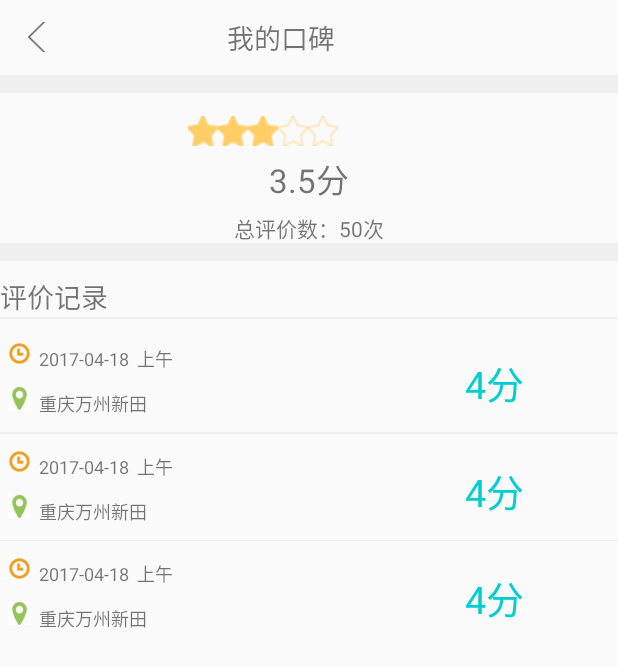
After one commit to yu1002139909/MaoAaYi, an Android app: the KouBeiActivty screen opened directly, with no data from a screen before it, on a phone screen of 412 x 824 dp. The commit adds this screen. Shown: the top 667 px of the screen. Run offline under Robolectric (Android 15) with nearby library versions, the phone set to English and light mode, and no system bars.

Commit message:
我的口碑，个人中心的完善

```diff
--- a/app/src/main/AndroidManifest.xml
+++ b/app/src/main/AndroidManifest.xml
@@ -28,6 +28,7 @@
         <activity android:name=".activty.MainActivity"></activity>
         <activity android:name=".activty.ListActity"></activity>
         <activity android:name=".activty.PaiHangActivty"></activity>
+        <activity android:name=".activty.KouBeiActivty"></activity>
     </application>
 
 </manifest>
--- a/app/src/main/java/edu/cqvie/cn/maoaayi/activty/ContentFragment.java
+++ b/app/src/main/java/edu/cqvie/cn/maoaayi/activty/ContentFragment.java
@@ -1,24 +1,37 @@
 package edu.cqvie.cn.maoaayi.activty;
 
 import android.content.Context;
+import android.content.Intent;
 import android.os.Bundle;
 import android.support.v4.app.Fragment;
 import android.view.LayoutInflater;
 import android.view.View;
 import android.view.ViewGroup;
+import android.widget.ImageView;
 
 import edu.cqvie.cn.maoaayi.R;
 
 
 public class ContentFragment extends Fragment {
-
+    private ImageView ivkb;
     public void onCreate(Bundle savedInstanceState) {
         super.onCreate(savedInstanceState);
     }
 
     public View onCreateView(LayoutInflater inflater, ViewGroup container,
                              Bundle savedInstanceState) {
-        return inflater.inflate(R.layout.fragment_content, container, false);
+        View view  = inflater.inflate(R.layout.fragment_content, container, false);
+        ivkb =(ImageView)view.findViewById(R.id.iv_kb);
+        ivkb.setOnClickListener(new View.OnClickListener() {
+            @Override
+            public void onClick(View v) {
+                Intent intent = new Intent();
+                intent.setClass(getActivity(),KouBeiActivty.class);
+                ContentFragment.this.startActivity(intent);
+            }
+        });
+
+        return view;
     }
 
 
--- a/app/src/main/java/edu/cqvie/cn/maoaayi/activty/IndexFragment.java
+++ b/app/src/main/java/edu/cqvie/cn/maoaayi/activty/IndexFragment.java
@@ -41,7 +41,7 @@ public class IndexFragment extends Fragment {
     }
     public View onCreateView(LayoutInflater inflater, ViewGroup container,
                              Bundle savedInstanceState) {
-        View view = inflater.inflate(R.layout.fragment_index, container, false);;
+        View view = inflater.inflate(R.layout.fragment_index, container, false);
         ayhead = (ImageView)view.findViewById(R.id.m_ayhear);
         orderNum = (TextView)view.findViewById(R.id.t_orderNum);
         goodpj = (TextView) view.findViewById(R.id.t_googpj);
@@ -94,7 +94,7 @@ public class IndexFragment extends Fragment {
 
 
                                                                                                                       };
-                                                                                                                     Intent intent = new Intent();
+                                                                                                                      Intent intent = new Intent();
 
                                                                                                                       Bundle b = new Bundle();
                                                                                                                       b.putStringArray("userId", strlist);
--- /dev/null
+++ b/app/src/main/java/edu/cqvie/cn/maoaayi/activty/KouBeiActivty.java
@@ -0,0 +1,17 @@
+package edu.cqvie.cn.maoaayi.activty;
+
+import android.app.Activity;
+import android.os.Bundle;
+
+import edu.cqvie.cn.maoaayi.R;
+
+/**
+ * Created by yuyu on 2017/6/22.
+ */
+public class KouBeiActivty extends Activity {
+    @Override
+    protected void onCreate(Bundle savedInstanceState) {
+        setContentView(R.layout.koubei_layout);
+        super.onCreate(savedInstanceState);
+    }
+}
--- a/app/src/main/res/drawable/rating_bar.xml
+++ b/app/src/main/res/drawable/rating_bar.xml
@@ -2,9 +2,9 @@
 
     <layer-list xmlns:android="http://schemas.android.com/apk/res/android">
         <item android:id="@+android:id/background"
-            android:drawable="@drawable/star_empty"></item>
+            android:drawable="@drawable/star2"></item>
         <item android:id="@+android:id/secondaryProgress"
-            android:drawable="@drawable/star_half"></item>
+            android:drawable="@drawable/start3"></item>
         <item android:id="@+android:id/progress"
-            android:drawable="@drawable/star_full"></item>
+            android:drawable="@drawable/star1"></item>
 </layer-list>
--- a/app/src/main/res/layout/fragment_content.xml
+++ b/app/src/main/res/layout/fragment_content.xml
@@ -72,8 +72,8 @@
         </LinearLayout>
         <RatingBar
         style="@style/roomRatingBar"
-        android:layout_width="match_parent"
-        android:layout_height="40dp"
+        android:layout_width="120dp"
+        android:layout_height="20dp"
         android:layout_gravity="center_vertical"
         android:numStars="5"
         android:rating="3" />
@@ -264,6 +264,7 @@
                 android:textSize="16sp"
                 />
             <ImageView
+                android:id="@+id/iv_kb"
                 android:layout_width="wrap_content"
                 android:layout_height="20dp"
                 android:src="@drawable/arrow_right"
@@ -275,7 +276,7 @@
     </LinearLayout>
       <View  android:layout_height="1px"
         android:layout_width="match_parent"
-        android:background="#66CCFF"
+        android:background="#EFEFEF"
         />
     <LinearLayout
         android:layout_width="match_parent"
--- /dev/null
+++ b/app/src/main/res/layout/koubei_layout.xml
@@ -0,0 +1,303 @@
+<?xml version="1.0" encoding="utf-8"?>
+<LinearLayout xmlns:android="http://schemas.android.com/apk/res/android"
+    android:layout_width="match_parent"
+    android:layout_height="match_parent"
+    android:orientation="vertical"
+    >
+    <LinearLayout
+        android:layout_width="match_parent"
+        android:layout_height="50dp"
+        android:orientation="horizontal"
+        >
+        <ImageView
+            android:layout_width="wrap_content"
+            android:layout_height="20dp"
+            android:layout_gravity="center_vertical"
+            android:src="@drawable/top_back"
+            android:layout_marginLeft="15dp"
+            />
+        <TextView
+            android:layout_width="wrap_content"
+            android:layout_height="wrap_content"
+            android:text="我的口碑"
+            android:textSize="18sp"
+            android:layout_marginLeft="118dp"
+            android:layout_gravity="center_vertical"
+            />
+    </LinearLayout>
+    <RelativeLayout
+        android:layout_width="match_parent"
+        android:layout_height="12dp"
+        android:background="#EFEFEF"
+        android:layout_alignParentBottom="true"
+        />
+    <LinearLayout
+        android:layout_width="match_parent"
+        android:layout_height="100dp"
+        android:orientation="vertical"
+        >
+        <RatingBar
+            android:layout_marginTop="15dp"
+            style="@style/roomRatingBar"
+            android:layout_width="100dp"
+            android:layout_height="20dp"
+            android:layout_gravity="center_vertical"
+            android:numStars="5"
+            android:layout_marginLeft="125dp"
+            android:rating="3" />
+        <TextView
+            android:layout_marginTop="5dp"
+            android:layout_width="wrap_content"
+            android:layout_height="wrap_content"
+            android:text="3.5分"
+            android:textSize="22sp"
+            android:layout_gravity="center_horizontal"
+            />
+        <TextView
+            android:layout_marginTop="5dp"
+            android:layout_width="wrap_content"
+            android:layout_height="wrap_content"
+            android:text="总评价数：50次"
+            android:layout_gravity="center_horizontal"
+            />
+    </LinearLayout>
+    <RelativeLayout
+        android:layout_width="match_parent"
+        android:layout_height="12dp"
+        android:background="#EFEFEF"
+        android:layout_alignParentBottom="true"
+        />
+    <LinearLayout
+        android:layout_width="match_parent"
+        android:layout_height="250dp"
+        android:orientation="vertical"
+        >
+     <TextView
+         android:layout_width="wrap_content"
+         android:layout_height="wrap_content"
+         android:text="评价记录"
+         android:layout_marginTop="10dp"
+         android:textSize="18sp"
+         />
+        <View  android:layout_height="2px"
+            android:layout_width="match_parent"
+            android:background="#EFEFEF"
+        />
+        <LinearLayout
+            android:layout_marginTop="10dp"
+            android:layout_width="match_parent"
+            android:layout_height="65dp"
+            android:orientation="horizontal"
+            >
+            <LinearLayout
+                android:layout_width="200dp"
+                android:layout_height="match_parent"
+                android:orientation="vertical"
+                >
+                <LinearLayout
+                    android:layout_width="200dp"
+                    android:layout_height="30dp"
+                    android:orientation="horizontal"
+                    >
+                    <ImageView
+                        android:layout_marginTop="5dp"
+                        android:layout_width="15dp"
+                        android:layout_height="15dp"
+                        android:src="@drawable/ic_time"
+                        android:layout_marginLeft="5dp"
+                        />
+                    <TextView
+                        android:layout_marginLeft="5dp"
+                        android:layout_marginTop="7dp"
+                        android:layout_width="wrap_content"
+                        android:layout_height="wrap_content"
+                        android:id="@+id/t_date"
+                        android:text="2017-04-18  上午"
+                        android:textSize="12dp"
+                        />
+                </LinearLayout>
+
+                <LinearLayout
+                    android:layout_width="match_parent"
+                    android:layout_height="30dp"
+                    android:orientation="horizontal"
+                    >
+                    <ImageView
+                        android:layout_marginTop="5dp"
+                        android:layout_width="15dp"
+                        android:layout_height="15dp"
+                        android:src="@drawable/ic_address"
+                        android:layout_marginLeft="5dp"
+                        />
+                    <TextView
+                        android:layout_marginLeft="5dp"
+                        android:layout_marginTop="7dp"
+                        android:layout_width="wrap_content"
+                        android:layout_height="wrap_content"
+                        android:id="@+id/t_orderAddres"
+                        android:text="重庆万州新田"
+                        android:textSize="12dp"
+                        />
+                </LinearLayout>
+            </LinearLayout>
+            <TextView
+            android:layout_width="wrap_content"
+            android:layout_height="wrap_content"
+            android:text="4分"
+            android:layout_marginLeft="110dp"
+            android:textSize="25sp"
+            android:layout_gravity="center_vertical"
+            android:textColor="#00CED1"
+            />
+        </LinearLayout>
+        <View
+            android:layout_height="2px"
+            android:layout_width="match_parent"
+            android:background="#EFEFEF"
+            />
+        <LinearLayout
+            android:layout_marginTop="5dp"
+            android:layout_width="match_parent"
+            android:layout_height="65dp"
+            android:orientation="horizontal"
+            >
+            <LinearLayout
+                android:layout_width="200dp"
+                android:layout_height="match_parent"
+                android:orientation="vertical"
+                >
+                <LinearLayout
+                    android:layout_width="200dp"
+                    android:layout_height="30dp"
+                    android:orientation="horizontal"
+                    >
+                    <ImageView
+                        android:layout_marginTop="5dp"
+                        android:layout_width="15dp"
+                        android:layout_height="15dp"
+                        android:src="@drawable/ic_time"
+                        android:layout_marginLeft="5dp"
+                        />
+                    <TextView
+                        android:layout_marginLeft="5dp"
+                        android:layout_marginTop="7dp"
+                        android:layout_width="wrap_content"
+                        android:layout_height="wrap_content"
+                        android:id="@+id/t_date"
+                        android:text="2017-04-18  上午"
+                        android:textSize="12dp"
+                        />
+                </LinearLayout>
+
+                <LinearLayout
+                    android:layout_width="match_parent"
+                    android:layout_height="30dp"
+                    android:orientation="horizontal"
+                    >
+                    <ImageView
+                        android:layout_marginTop="5dp"
+                        android:layout_width="15dp"
+                        android:layout_height="15dp"
+                        android:src="@drawable/ic_address"
+                        android:layout_marginLeft="5dp"
+                        />
+                    <TextView
+                        android:layout_marginLeft="5dp"
+                        android:layout_marginTop="7dp"
+                        android:layout_width="wrap_content"
+                        android:layout_height="wrap_content"
+                        android:id="@+id/t_orderAddres"
+                        android:text="重庆万州新田"
+                        android:textSize="12dp"
+                        />
+                </LinearLayout>
+            </LinearLayout>
+            <TextView
+                android:layout_width="wrap_content"
+                android:layout_height="wrap_content"
+                android:text="4分"
+                android:layout_marginLeft="110dp"
+                android:textSize="25sp"
+                android:layout_gravity="center_vertical"
+                android:textColor="#00CED1"
+                />
+        </LinearLayout>
+        <View
+            android:layout_height="1px"
+            android:layout_width="match_parent"
+            android:background="#EFEFEF"
+            />
+        <LinearLayout
+            android:layout_marginTop="5dp"
+            android:layout_width="match_parent"
+            android:layout_height="65dp"
+            android:orientation="horizontal"
+            >
+            <LinearLayout
+                android:layout_width="200dp"
+                android:layout_height="match_parent"
+                android:orientation="vertical"
+                >
+                <LinearLayout
+                    android:layout_width="200dp"
+                    android:layout_height="30dp"
+                    android:orientation="horizontal"
+                    >
+                    <ImageView
+                        android:layout_marginTop="5dp"
+                        android:layout_width="15dp"
+                        android:layout_height="15dp"
+                        android:src="@drawable/ic_time"
+                        android:layout_marginLeft="5dp"
+                        />
+                    <TextView
+                        android:layout_marginLeft="5dp"
+                        android:layout_marginTop="7dp"
+                        android:layout_width="wrap_content"
+                        android:layout_height="wrap_content"
+                        android:id="@+id/t_date"
+                        android:text="2017-04-18  上午"
+                        android:textSize="12dp"
+                        />
+                </LinearLayout>
+
+                <LinearLayout
+                    android:layout_width="match_parent"
+                    android:layout_height="30dp"
+                    android:orientation="horizontal"
+                    >
+                    <ImageView
+                        android:layout_marginTop="5dp"
+                        android:layout_width="15dp"
+                        android:layout_height="15dp"
+                        android:src="@drawable/ic_address"
+                        android:layout_marginLeft="5dp"
+                        />
+                    <TextView
+                        android:layout_marginLeft="5dp"
+                        android:layout_marginTop="7dp"
+                        android:layout_width="wrap_content"
+                        android:layout_height="wrap_content"
+                        android:id="@+id/t_orderAddres"
+                        android:text="重庆万州新田"
+                        android:textSize="12dp"
+                        />
+                </LinearLayout>
+            </LinearLayout>
+            <TextView
+                android:layout_width="wrap_content"
+                android:layout_height="wrap_content"
+                android:text="4分"
+                android:layout_marginLeft="110dp"
+                android:textSize="25sp"
+                android:layout_gravity="center_vertical"
+                android:textColor="#00CED1"
+                />
+        </LinearLayout>
+        <View
+            android:layout_height="2px"
+            android:layout_width="match_parent"
+            android:background="#EFEFEF"
+            />
+    </LinearLayout>
+</LinearLayout>
```
Also changed, not shown: app/src/main/res/drawable/star1.png (added), app/src/main/res/drawable/star2.png (added), app/src/main/res/drawable/start3.png (added).
